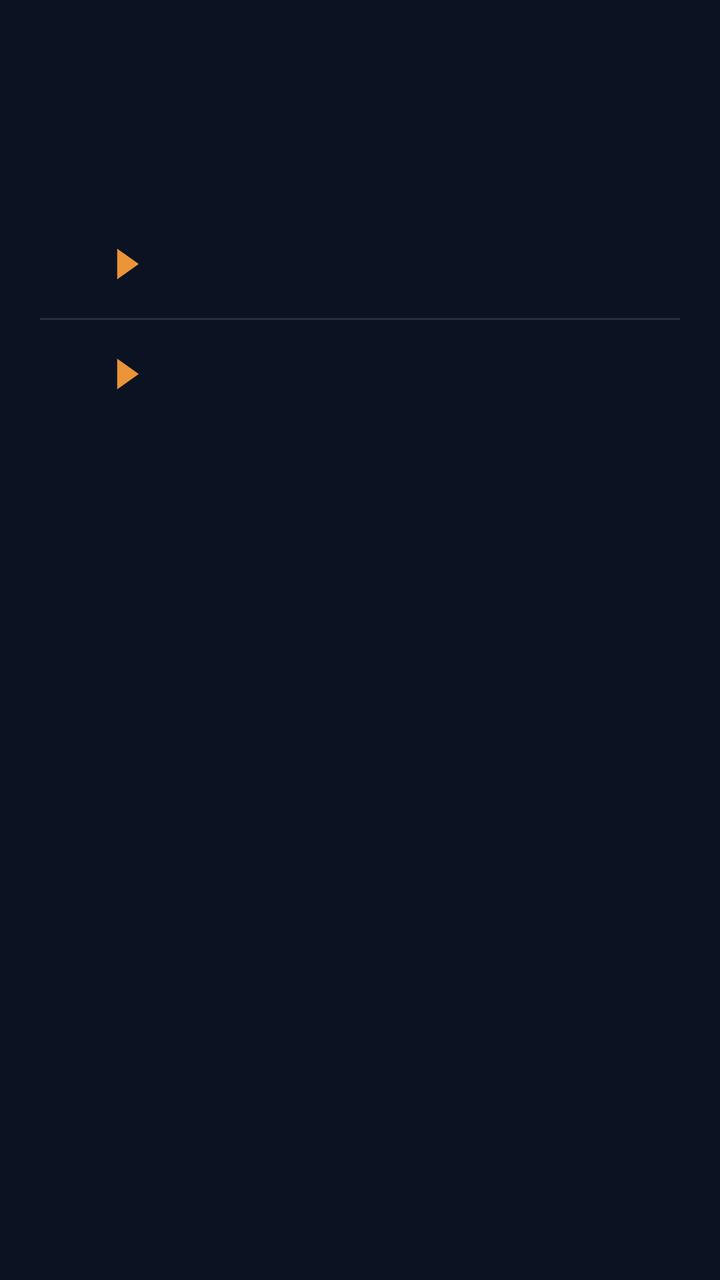
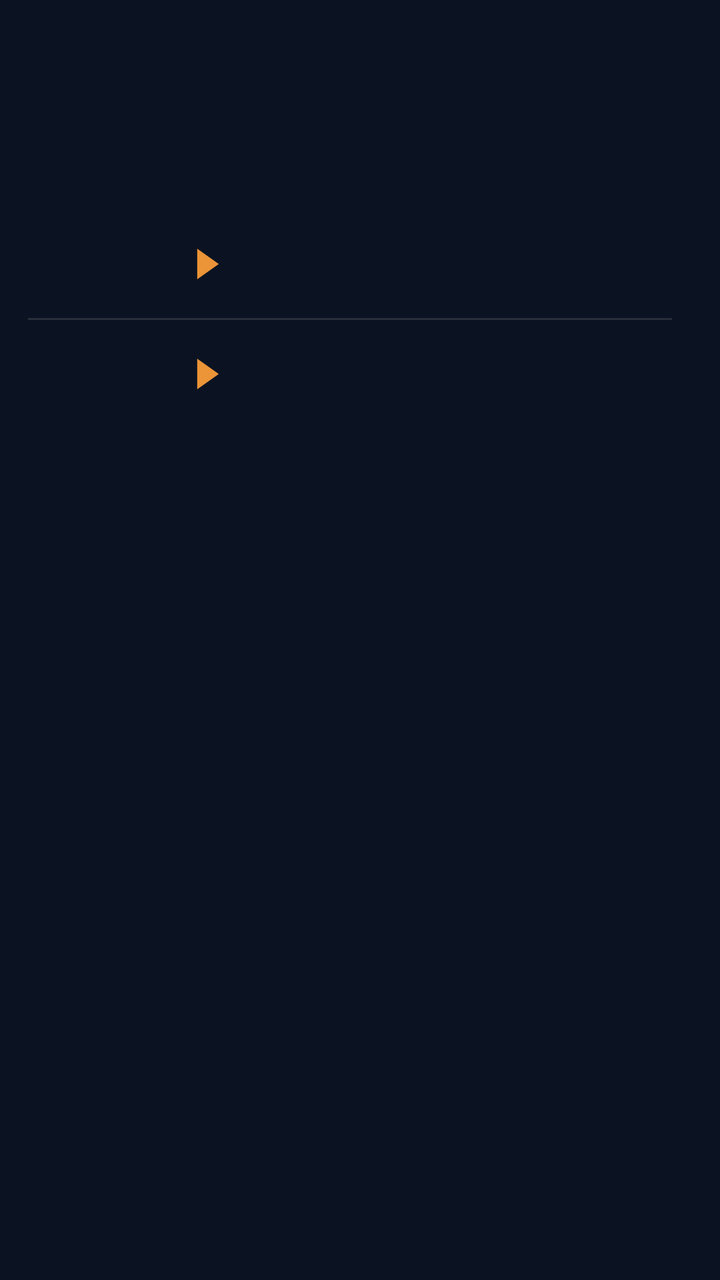

Screens rendered from an Android XML layout before and after an edit, with the pre-edit source and the edit as a unified diff.
<!-- AndroidManifest.xml: application theme AppTheme -->
<!-- res/layout/widget_k2.xml -->
<?xml version="1.0" encoding="utf-8"?>
<FrameLayout
    xmlns:android="http://schemas.android.com/apk/res/android"
    android:id="@+id/root"
    android:layout_width="match_parent"
    android:layout_height="match_parent"
    android:padding="0dp">

    <LinearLayout
        android:layout_width="match_parent"
        android:layout_height="wrap_content"
        android:orientation="vertical">
        
        <FrameLayout
            android:layout_width="match_parent"
            android:layout_height="wrap_content">
            <ImageView
                android:id="@+id/clk_glass"
                android:layout_width="match_parent"
                android:layout_height="match_parent"
                android:importantForAccessibility="no"
                android:scaleType="fitXY" />
            <LinearLayout
                android:layout_width="match_parent"
                android:layout_height="94dp"
                android:background="@drawable/cur_clocks"
                android:clipToOutline="true"
                android:orientation="horizontal"
                android:padding="1dp">
            <FrameLayout
                android:layout_width="0dp"
                android:layout_height="match_parent"
                android:layout_weight="1">
                <LinearLayout
                    android:layout_width="match_parent"
                    android:layout_height="match_parent"
                    android:orientation="horizontal">
                    <ImageView
                        android:id="@+id/clk_bg_0a"
                        android:layout_width="28dp"
                        android:layout_height="match_parent"
                        android:scaleType="fitXY" />
                    <ImageView
                        android:id="@+id/clk_bg_0"
                        android:layout_width="0dp"
                        android:layout_height="match_parent"
                        android:layout_weight="1"
                        android:scaleType="fitXY" />
                </LinearLayout>
                <LinearLayout
                    android:layout_width="match_parent"
                    android:layout_height="match_parent"
                    android:orientation="vertical"
                    android:gravity="center"
                    android:paddingStart="2dp"
                    android:paddingEnd="2dp">
                    <ImageView
                        android:id="@+id/clk_day_0"
                        android:layout_width="match_parent"
                        android:layout_height="16dp"
                        android:scaleType="fitCenter" />
                    <ImageView
                        android:id="@+id/clk_time_0"
                        android:layout_width="match_parent"
                        android:layout_height="30dp"
                        android:scaleType="fitCenter" />
                    <ImageView
                        android:id="@+id/clk_city_0"
                        android:layout_width="match_parent"
                        android:layout_height="16dp"
                        android:layout_marginTop="-3dp"
                        android:scaleType="fitCenter" />
                </LinearLayout>
            </FrameLayout>
            <FrameLayout
                android:layout_width="0dp"
                android:layout_height="match_parent"
                android:layout_weight="1">
                <ImageView
                    android:id="@+id/clk_bg_1"
                    android:layout_width="match_parent"
                    android:layout_height="match_parent"
                    android:scaleType="fitXY" />
                <LinearLayout
                    android:layout_width="match_parent"
                    android:layout_height="match_parent"
                    android:orientation="vertical"
                    android:gravity="center"
                    android:paddingStart="2dp"
                    android:paddingEnd="2dp">
                    <ImageView
                        android:id="@+id/clk_day_1"
                        android:layout_width="match_parent"
                        android:layout_height="16dp"
                        android:scaleType="fitCenter" />
                    <ImageView
                        android:id="@+id/clk_time_1"
                        android:layout_width="match_parent"
                        android:layout_height="30dp"
                        android:scaleType="fitCenter" />
                    <ImageView
                        android:id="@+id/clk_city_1"
                        android:layout_width="match_parent"
                        android:layout_height="16dp"
                        android:layout_marginTop="-3dp"
                        android:scaleType="fitCenter" />
                </LinearLayout>
            </FrameLayout>
            <FrameLayout
                android:layout_width="0dp"
                android:layout_height="match_parent"
                android:layout_weight="1">
                <ImageView
                    android:id="@+id/clk_bg_2"
                    android:layout_width="match_parent"
                    android:layout_height="match_parent"
                    android:scaleType="fitXY" />
                <LinearLayout
                    android:layout_width="match_parent"
                    android:layout_height="match_parent"
                    android:orientation="vertical"
                    android:gravity="center"
                    android:paddingStart="2dp"
                    android:paddingEnd="2dp">
                    <ImageView
                        android:id="@+id/clk_day_2"
                        android:layout_width="match_parent"
                        android:layout_height="16dp"
                        android:scaleType="fitCenter" />
                    <ImageView
                        android:id="@+id/clk_time_2"
                        android:layout_width="match_parent"
                        android:layout_height="30dp"
                        android:scaleType="fitCenter" />
                    <ImageView
                        android:id="@+id/clk_city_2"
                        android:layout_width="match_parent"
                        android:layout_height="16dp"
                        android:layout_marginTop="-3dp"
                        android:scaleType="fitCenter" />
                </LinearLayout>
            </FrameLayout>
            <FrameLayout
                android:layout_width="0dp"
                android:layout_height="match_parent"
                android:layout_weight="1">
                <LinearLayout
                    android:layout_width="match_parent"
                    android:layout_height="match_parent"
                    android:orientation="horizontal">
                    <ImageView
                        android:id="@+id/clk_bg_3"
                        android:layout_width="0dp"
                        android:layout_height="match_parent"
                        android:layout_weight="1"
                        android:scaleType="fitXY" />
                    <ImageView
                        android:id="@+id/clk_bg_3a"
                        android:layout_width="28dp"
                        android:layout_height="match_parent"
                        android:scaleType="fitXY" />
                </LinearLayout>
                <LinearLayout
                    android:layout_width="match_parent"
                    android:layout_height="match_parent"
                    android:orientation="vertical"
                    android:gravity="center"
                    android:paddingStart="2dp"
                    android:paddingEnd="2dp">
                    <ImageView
                        android:id="@+id/clk_day_3"
                        android:layout_width="match_parent"
                        android:layout_height="16dp"
                        android:scaleType="fitCenter" />
                    <ImageView
                        android:id="@+id/clk_time_3"
                        android:layout_width="match_parent"
                        android:layout_height="30dp"
                        android:scaleType="fitCenter" />
                    <ImageView
                        android:id="@+id/clk_city_3"
                        android:layout_width="match_parent"
                        android:layout_height="16dp"
                        android:layout_marginTop="-3dp"
                        android:scaleType="fitCenter" />
                </LinearLayout>
            </FrameLayout>
            </LinearLayout>
            <ImageView
                android:id="@+id/clk_rim"
                android:layout_width="match_parent"
                android:layout_height="match_parent"
                android:importantForAccessibility="no"
                android:scaleType="fitXY" />
        </FrameLayout>
        
        <FrameLayout
            android:layout_width="match_parent"
            android:layout_height="wrap_content"
            android:layout_marginTop="7dp">
            <ImageView
                android:id="@+id/rates_bg"
                android:layout_width="match_parent"
                android:layout_height="match_parent"
                android:importantForAccessibility="no"
                android:scaleType="fitXY" />
            <LinearLayout
                android:layout_width="match_parent"
                android:layout_height="wrap_content"
                android:background="@drawable/cur_clocks"
                android:clipToOutline="true"
                android:orientation="vertical"
                android:paddingTop="4dp"
                android:paddingBottom="4dp">
            <FrameLayout
                android:id="@+id/row_0"
                android:layout_width="match_parent"
                android:layout_height="54dp"
                android:foreground="?android:attr/selectableItemBackground">
                
                <ImageView
                    android:id="@+id/trend_0"
                    android:layout_width="match_parent"
                    android:layout_height="match_parent"
                    android:scaleType="fitXY" />
                <LinearLayout
                    android:layout_width="match_parent"
                    android:layout_height="match_parent"
                    android:orientation="horizontal"
                    android:gravity="center_vertical"
                    android:paddingStart="14dp"
                    android:paddingEnd="24dp">
                    <LinearLayout
                        android:layout_width="wrap_content"
                        android:layout_height="wrap_content"
                        android:orientation="horizontal"
                        android:gravity="center_vertical">
                        <ImageView
                            android:id="@+id/fl_a_0"
                            android:layout_width="30dp"
                            android:layout_height="30dp"
                            android:scaleType="fitCenter" />
                        <ImageView
                            android:id="@+id/code_a_0"
                            android:layout_width="wrap_content"
                            android:layout_height="22dp"
                            android:adjustViewBounds="true"
                            android:layout_marginStart="6dp"
                            android:scaleType="fitStart" />
                        <ImageView
                            android:id="@+id/arrow_0"
                            android:layout_width="12dp"
                            android:layout_height="16dp"
                            android:src="@drawable/cur_arrow"
                            android:layout_marginStart="8dp"
                            android:layout_marginEnd="10dp"
                            android:scaleType="fitCenter" />
                        <ImageView
                            android:id="@+id/fl_b_0"
                            android:layout_width="30dp"
                            android:layout_height="30dp"
                            android:scaleType="fitCenter" />
                        <ImageView
                            android:id="@+id/code_b_0"
                            android:layout_width="wrap_content"
                            android:layout_height="22dp"
                            android:adjustViewBounds="true"
                            android:layout_marginStart="6dp"
                            android:scaleType="fitStart" />
                    </LinearLayout>
                    <FrameLayout
                        android:layout_width="0dp"
                        android:layout_height="1dp"
                        android:layout_weight="1" />
                    <LinearLayout
                        android:layout_width="wrap_content"
                        android:layout_height="wrap_content"
                        android:orientation="vertical"
                        android:layout_marginStart="6dp">
                        <LinearLayout
                            android:layout_width="wrap_content"
                            android:layout_height="16dp"
                            android:orientation="horizontal"
                            android:gravity="center_vertical">
                            <ImageView
                                android:id="@+id/mkt_val_0"
                                android:layout_width="56dp"
                                android:layout_height="15.6dp"
                                android:scaleType="fitEnd" />
                            <ImageView
                                android:id="@+id/mkt_lbl_0"
                                android:layout_width="46dp"
                                android:layout_height="14.3dp"
                                android:layout_marginStart="8dp"
                                android:scaleType="fitStart" />
                        </LinearLayout>
                        <LinearLayout
                            android:layout_width="wrap_content"
                            android:layout_height="16dp"
                            android:orientation="horizontal"
                            android:gravity="center_vertical"
                            android:layout_marginTop="2dp">
                            <ImageView
                                android:id="@+id/visa_val_0"
                                android:layout_width="56dp"
                                android:layout_height="15.6dp"
                                android:scaleType="fitEnd" />
                            <ImageView
                                android:id="@+id/visa_logo_0"
                                android:layout_width="42dp"
                                android:layout_height="16dp"
                                android:layout_marginStart="8dp"
                                android:scaleType="fitStart" />
                        </LinearLayout>
                    </LinearLayout>
                </LinearLayout>
            </FrameLayout>
            <ImageView
                android:id="@+id/div_1"
                android:layout_width="match_parent"
                android:layout_height="1dp"
                android:layout_marginStart="20dp"
                android:layout_marginEnd="20dp"
                android:importantForAccessibility="no"
                android:scaleType="fitXY"
                android:src="@drawable/cur_div" />
            <FrameLayout
                android:id="@+id/row_1"
                android:layout_width="match_parent"
                android:layout_height="54dp"
                android:foreground="?android:attr/selectableItemBackground">
                
                <ImageView
                    android:id="@+id/trend_1"
                    android:layout_width="match_parent"
                    android:layout_height="match_parent"
                    android:scaleType="fitXY" />
                <LinearLayout
                    android:layout_width="match_parent"
                    android:layout_height="match_parent"
                    android:orientation="horizontal"
                    android:gravity="center_vertical"
                    android:paddingStart="14dp"
                    android:paddingEnd="24dp">
                    <LinearLayout
                        android:layout_width="wrap_content"
                        android:layout_height="wrap_content"
                        android:orientation="horizontal"
                        android:gravity="center_vertical">
                        <ImageView
                            android:id="@+id/fl_a_1"
                            android:layout_width="30dp"
                            android:layout_height="30dp"
                            android:scaleType="fitCenter" />
                        <ImageView
                            android:id="@+id/code_a_1"
                            android:layout_width="wrap_content"
                            android:layout_height="22dp"
                            android:adjustViewBounds="true"
                            android:layout_marginStart="6dp"
                            android:scaleType="fitStart" />
                        <ImageView
                            android:id="@+id/arrow_1"
                            android:layout_width="12dp"
                            android:layout_height="16dp"
                            android:src="@drawable/cur_arrow"
                            android:layout_marginStart="8dp"
                            android:layout_marginEnd="10dp"
                            android:scaleType="fitCenter" />
                        <ImageView
                            android:id="@+id/fl_b_1"
                            android:layout_width="30dp"
                            android:layout_height="30dp"
                            android:scaleType="fitCenter" />
                        <ImageView
                            android:id="@+id/code_b_1"
                            android:layout_width="wrap_content"
                            android:layout_height="22dp"
                            android:adjustViewBounds="true"
                            android:layout_marginStart="6dp"
                            android:scaleType="fitStart" />
                    </LinearLayout>
                    <FrameLayout
                        android:layout_width="0dp"
                        android:layout_height="1dp"
                        android:layout_weight="1" />
                    <LinearLayout
                        android:layout_width="wrap_content"
                        android:layout_height="wrap_content"
                        android:orientation="vertical"
                        android:layout_marginStart="6dp">
                        <LinearLayout
                            android:layout_width="wrap_content"
                            android:layout_height="16dp"
                            android:orientation="horizontal"
                            android:gravity="center_vertical">
                            <ImageView
                                android:id="@+id/mkt_val_1"
                                android:layout_width="56dp"
                                android:layout_height="15.6dp"
                                android:scaleType="fitEnd" />
                            <ImageView
                                android:id="@+id/mkt_lbl_1"
                                android:layout_width="46dp"
                                android:layout_height="14.3dp"
                                android:layout_marginStart="8dp"
                                android:scaleType="fitStart" />
                        </LinearLayout>
                        <LinearLayout
                            android:layout_width="wrap_content"
                            android:layout_height="16dp"
                            android:orientation="horizontal"
                            android:gravity="center_vertical"
                            android:layout_marginTop="2dp">
                            <ImageView
                                android:id="@+id/visa_val_1"
                                android:layout_width="56dp"
                                android:layout_height="15.6dp"
                                android:scaleType="fitEnd" />
                            <ImageView
                                android:id="@+id/visa_logo_1"
                                android:layout_width="42dp"
                                android:layout_height="16dp"
                                android:layout_marginStart="8dp"
                                android:scaleType="fitStart" />
                        </LinearLayout>
                    </LinearLayout>
                </LinearLayout>
            </FrameLayout>
            </LinearLayout>
        </FrameLayout>
    </LinearLayout>
</FrameLayout>
<!-- resources referenced by this layout -->
<resources>
  <!-- drawable cur_arrow (drawable) -->
  <?xml version="1.0" encoding="utf-8"?>
  <vector xmlns:android="http://schemas.android.com/apk/res/android" android:width="20dp" android:height="26dp" android:viewportWidth="20" android:viewportHeight="26">
      <path android:fillColor="#FFEB9438" android:pathData="M1,0L1,26L19,13Z" />
  </vector>
  <!-- drawable cur_clocks (drawable) -->
  <?xml version="1.0" encoding="utf-8"?>
  <shape xmlns:android="http://schemas.android.com/apk/res/android" android:shape="rectangle">
      <solid android:color="#00000000" />
      <corners android:radius="@dimen/widget_radius" />
  </shape>
  <!-- drawable cur_div (drawable) -->
  <?xml version="1.0" encoding="utf-8"?>
  <shape xmlns:android="http://schemas.android.com/apk/res/android" android:shape="rectangle">
      <solid android:color="#1FF0EBE4" />
  </shape>
  <style name="AppTheme" parent="@android:style/Theme.DeviceDefault.NoActionBar">
          <item name="android:colorAccent">#DF8B35</item>
          <item name="android:colorControlActivated">#DF8B35</item>
          <item name="android:windowBackground">#0B1322</item>
          <item name="android:statusBarColor">#0E111A</item>
          <item name="android:navigationBarColor">#0B1322</item>
          <item name="android:textColorHint">#718096</item>
      </style>
  <dimen name="widget_radius">28dp</dimen>
</resources>

<!-- the commit's change to res/layout/widget_k2.xml (unified diff, before → after) -->
@@ -31,22 +31,11 @@
                 android:layout_width="0dp"
                 android:layout_height="match_parent"
                 android:layout_weight="1">
-                <LinearLayout
-                    android:layout_width="match_parent"
-                    android:layout_height="match_parent"
-                    android:orientation="horizontal">
-                    <ImageView
-                        android:id="@+id/clk_bg_0a"
-                        android:layout_width="28dp"
-                        android:layout_height="match_parent"
-                        android:scaleType="fitXY" />
-                    <ImageView
-                        android:id="@+id/clk_bg_0"
-                        android:layout_width="0dp"
-                        android:layout_height="match_parent"
-                        android:layout_weight="1"
-                        android:scaleType="fitXY" />
-                </LinearLayout>
+                <ImageView
+                    android:id="@+id/clk_bg_0"
+                    android:layout_width="match_parent"
+                    android:layout_height="match_parent"
+                    android:scaleType="fitXY" />
                 <LinearLayout
                     android:layout_width="match_parent"
                     android:layout_height="match_parent"
@@ -144,22 +133,11 @@
                 android:layout_width="0dp"
                 android:layout_height="match_parent"
                 android:layout_weight="1">
-                <LinearLayout
-                    android:layout_width="match_parent"
-                    android:layout_height="match_parent"
-                    android:orientation="horizontal">
-                    <ImageView
-                        android:id="@+id/clk_bg_3"
-                        android:layout_width="0dp"
-                        android:layout_height="match_parent"
-                        android:layout_weight="1"
-                        android:scaleType="fitXY" />
-                    <ImageView
-                        android:id="@+id/clk_bg_3a"
-                        android:layout_width="28dp"
-                        android:layout_height="match_parent"
-                        android:scaleType="fitXY" />
-                </LinearLayout>
+                <ImageView
+                    android:id="@+id/clk_bg_3"
+                    android:layout_width="match_parent"
+                    android:layout_height="match_parent"
+                    android:scaleType="fitXY" />
                 <LinearLayout
                     android:layout_width="match_parent"
                     android:layout_height="match_parent"
@@ -240,11 +218,11 @@
                             android:layout_width="30dp"
                             android:layout_height="30dp"
                             android:scaleType="fitCenter" />
+                        
                         <ImageView
                             android:id="@+id/code_a_0"
-                            android:layout_width="wrap_content"
+                            android:layout_width="40dp"
                             android:layout_height="22dp"
-                            android:adjustViewBounds="true"
                             android:layout_marginStart="6dp"
                             android:scaleType="fitStart" />
                         <ImageView
@@ -272,6 +250,7 @@
                         android:layout_width="0dp"
                         android:layout_height="1dp"
                         android:layout_weight="1" />
+                    
                     <LinearLayout
                         android:layout_width="wrap_content"
                         android:layout_height="wrap_content"
@@ -289,10 +268,10 @@
                                 android:scaleType="fitEnd" />
                             <ImageView
                                 android:id="@+id/mkt_lbl_0"
-                                android:layout_width="46dp"
+                                android:layout_width="38dp"
                                 android:layout_height="14.3dp"
-                                android:layout_marginStart="8dp"
-                                android:scaleType="fitStart" />
+                                android:layout_marginStart="6dp"
+                                android:scaleType="fitEnd" />
                         </LinearLayout>
                         <LinearLayout
                             android:layout_width="wrap_content"
@@ -307,10 +286,10 @@
                                 android:scaleType="fitEnd" />
                             <ImageView
                                 android:id="@+id/visa_logo_0"
-                                android:layout_width="42dp"
+                                android:layout_width="38dp"
                                 android:layout_height="16dp"
-                                android:layout_marginStart="8dp"
-                                android:scaleType="fitStart" />
+                                android:layout_marginStart="6dp"
+                                android:scaleType="fitEnd" />
                         </LinearLayout>
                     </LinearLayout>
                 </LinearLayout>
@@ -319,8 +298,8 @@
                 android:id="@+id/div_1"
                 android:layout_width="match_parent"
                 android:layout_height="1dp"
-                android:layout_marginStart="20dp"
-                android:layout_marginEnd="20dp"
+                android:layout_marginStart="14dp"
+                android:layout_marginEnd="24dp"
                 android:importantForAccessibility="no"
                 android:scaleType="fitXY"
                 android:src="@drawable/cur_div" />
@@ -352,11 +331,11 @@
                             android:layout_width="30dp"
                             android:layout_height="30dp"
                             android:scaleType="fitCenter" />
+                        
                         <ImageView
                             android:id="@+id/code_a_1"
-                            android:layout_width="wrap_content"
+                            android:layout_width="40dp"
                             android:layout_height="22dp"
-                            android:adjustViewBounds="true"
                             android:layout_marginStart="6dp"
                             android:scaleType="fitStart" />
                         <ImageView
@@ -384,6 +363,7 @@
                         android:layout_width="0dp"
                         android:layout_height="1dp"
                         android:layout_weight="1" />
+                    
                     <LinearLayout
                         android:layout_width="wrap_content"
                         android:layout_height="wrap_content"
@@ -401,10 +381,10 @@
                                 android:scaleType="fitEnd" />
                             <ImageView
                                 android:id="@+id/mkt_lbl_1"
-                                android:layout_width="46dp"
+                                android:layout_width="38dp"
                                 android:layout_height="14.3dp"
-                                android:layout_marginStart="8dp"
-                                android:scaleType="fitStart" />
+                                android:layout_marginStart="6dp"
+                                android:scaleType="fitEnd" />
                         </LinearLayout>
                         <LinearLayout
                             android:layout_width="wrap_content"
@@ -419,10 +399,10 @@
                                 android:scaleType="fitEnd" />
                             <ImageView
                                 android:id="@+id/visa_logo_1"
-                                android:layout_width="42dp"
+                                android:layout_width="38dp"
                                 android:layout_height="16dp"
-                                android:layout_marginStart="8dp"
-                                android:scaleType="fitStart" />
+                                android:layout_marginStart="6dp"
+                                android:scaleType="fitEnd" />
                         </LinearLayout>
                     </LinearLayout>
                 </LinearLayout>
